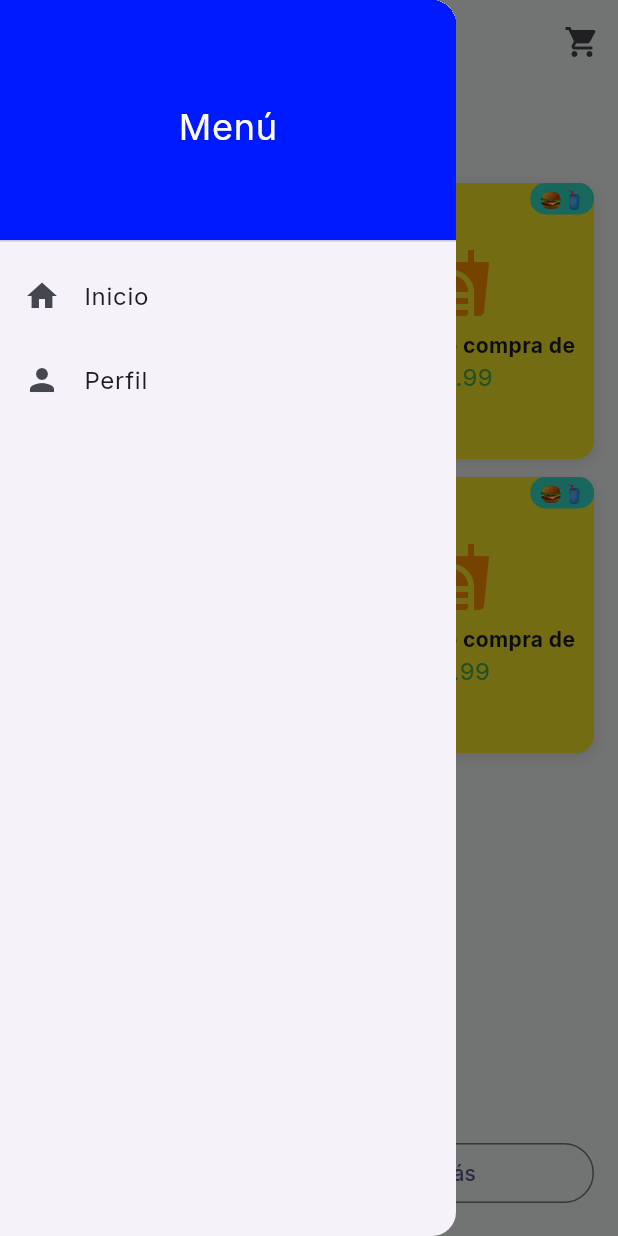
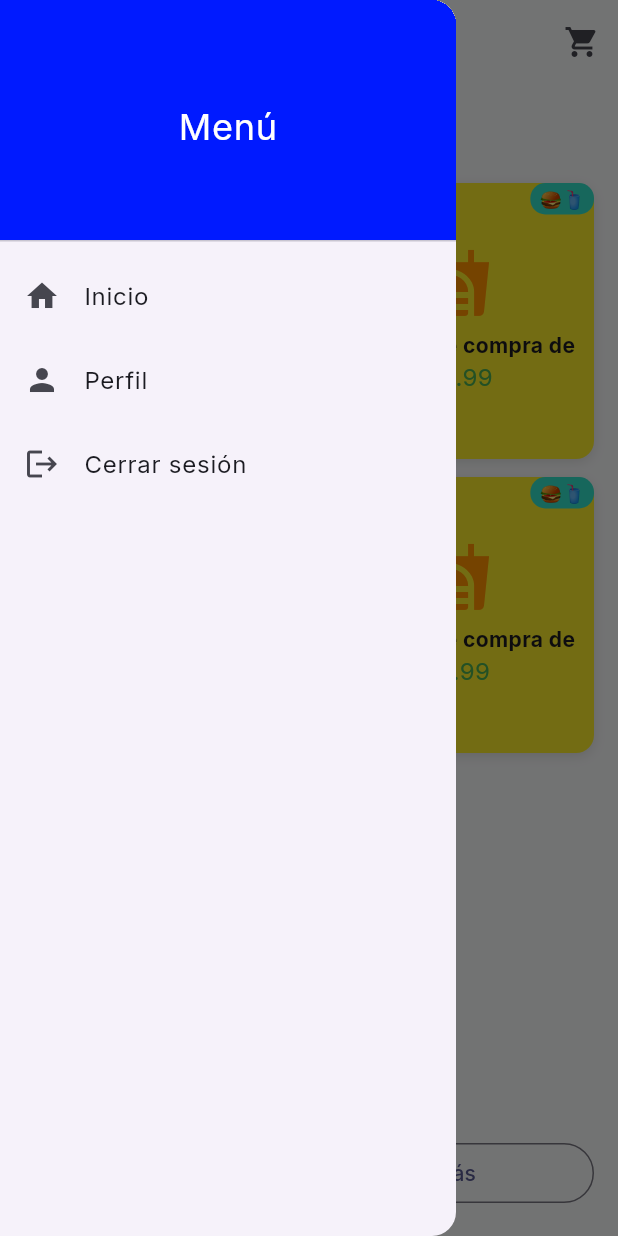
Before and after one commit to CristianTambaco/Deber10, a Flutter app: the HomeScreen screen opened directly, with the side drawer open, on a phone screen of 412 x 824 dp. Run offline on Flutter 3.47's test engine with Material 3 defaults, Android fonts, the phone set to English and light mode, and no system bars; our stand-ins replace dartz, email_validator, equatable, flutter_bloc, flutter_dotenv, flutter_spinkit and 3 more; accounts and stored records are empty.

Commit message:
modified:   mi_app/lib/features/auth/presentation/pages/login_page.dart 	modified:   mi_app/lib/features/auth/presentation/pages/register_page.dart 	modified:   mi_app/lib/screens/home_screen.dart

```diff
--- a/mi_app/lib/screens/home_screen.dart
+++ b/mi_app/lib/screens/home_screen.dart
@@ -4,17 +4,34 @@
 
 // lib/screens/home_screen.dart
 import 'package:flutter/material.dart';
+import 'package:flutter_bloc/flutter_bloc.dart';
+import 'package:mi_app/features/auth/presentation/bloc/auth_state.dart';
+import 'package:mi_app/features/auth/presentation/pages/login_page.dart';
 import 'product_detail_screen.dart';
 import 'cart_screen.dart';
 import 'profile_screen.dart';
 import '../widgets/product_card.dart';
+import '../features/auth/presentation/bloc/auth_bloc.dart';
+import '../features/auth/presentation/bloc/auth_event.dart';
+
+
 
 class HomeScreen extends StatelessWidget {
   const HomeScreen({super.key});
 
   @override
   Widget build(BuildContext context) {
-    return Scaffold(
+    return BlocListener<AuthBloc, AuthState>(
+      listener: (context, state) {
+        if (state is AuthUnauthenticated) {
+          Navigator.pushAndRemoveUntil(
+            context,
+            MaterialPageRoute(builder: (_) => const LoginPage()),
+            (route) => false,
+          );
+        }
+      },
+      child: Scaffold(
         appBar: AppBar(
           title: const Text('FastFood App'),
           centerTitle: true,
@@ -47,6 +64,15 @@ class HomeScreen extends StatelessWidget {
                 onTap: () => Navigator.push(context,
                     MaterialPageRoute(builder: (_) => const ProfileScreen())),
               ),
+              // 👇 NUEVO: Cerrar sesión
+              ListTile(
+                leading: const Icon(Icons.logout),
+                title: const Text('Cerrar sesión'),
+                onTap: () {
+                  Navigator.pop(context);
+                  context.read<AuthBloc>().add(const AuthSignOutRequested());
+                },
+              ),
             ],
           ),
         ),
@@ -66,10 +92,8 @@ class HomeScreen extends StatelessWidget {
                   crossAxisSpacing: 12,
                   mainAxisSpacing: 12,
                   children: List.generate(4, (index) {
-                  //  Definimos un precio diferente para cada tarjeta
                     final prices = [8.99, 11.99, 14.50, 9.99, 12.75, 15.00];
                     double currentPrice = prices[index];
-
                     return GestureDetector(
                       onTap: () => Navigator.push(
                         context,
@@ -77,8 +101,7 @@ class HomeScreen extends StatelessWidget {
                             builder: (_) =>
                                 ProductDetailScreen(name: 'Hamburguesa tipo ${index + 1}')),
                       ),
-                    child: ProductCard(
-                        price: currentPrice), //  Pasamos el precio
+                      child: ProductCard(price: currentPrice),
                     );
                   }),
                 ),
@@ -104,6 +127,7 @@ class HomeScreen extends StatelessWidget {
             ],
           ),
         ),
+      ),
     );
   }
 }
```
Also changed, not shown: mi_app/lib/features/auth/presentation/pages/login_page.dart (+5 -2 lines), mi_app/lib/features/auth/presentation/pages/register_page.dart (+5 -2 lines). Lines whose indentation alone changed are shown as unchanged.
